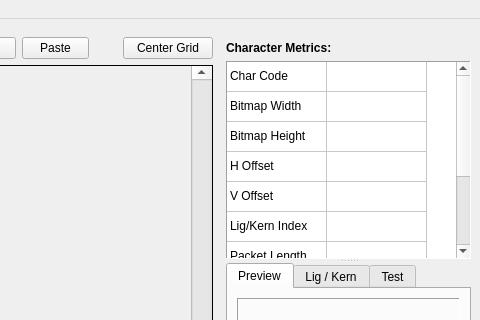
Qt form mainwindow.ui (turgu1/IBMFFontEditor) before a commit; both pictures show x 720 to 1200 and y 0 to 320 of the 1200 by 800 pixel window.
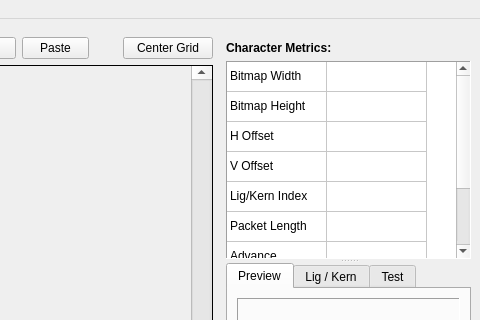
The same form after that commit. Custom widgets are drawn as their Qt base class.

The edit to the form file:
```diff
--- a/mainwindow.ui
+++ b/mainwindow.ui
@@ -861,7 +861,7 @@
              <enum>QFrame::Panel</enum>
             </property>
             <property name="rowCount">
-             <number>10</number>
+             <number>9</number>
             </property>
             <property name="columnCount">
              <number>2</number>
@@ -881,7 +881,6 @@
             <row/>
             <row/>
             <row/>
-            <row/>
             <column>
              <property name="text">
               <string>Label</string>
@@ -900,50 +899,45 @@
             </column>
             <item row="0" column="0">
              <property name="text">
-              <string>Char Code</string>
-             </property>
-            </item>
-            <item row="1" column="0">
-             <property name="text">
               <string>Bitmap Width</string>
              </property>
             </item>
-            <item row="2" column="0">
+            <item row="1" column="0">
              <property name="text">
               <string>Bitmap Height</string>
              </property>
             </item>
-            <item row="3" column="0">
+            <item row="2" column="0">
              <property name="text">
               <string>H Offset</string>
              </property>
             </item>
-            <item row="4" column="0">
+            <item row="3" column="0">
              <property name="text">
               <string>V Offset</string>
              </property>
             </item>
-            <item row="5" column="0">
+            <item row="4" column="0">
              <property name="text">
               <string>Lig/Kern Index</string>
              </property>
             </item>
-            <item row="6" column="0">
+            <item row="5" column="0">
              <property name="text">
               <string>Packet Length</string>
              </property>
             </item>
-            <item row="7" column="0">
+            <item row="6" column="0">
              <property name="text">
               <string>Advance</string>
              </property>
             </item>
-            <item row="8" column="0">
+            <item row="7" column="0">
              <property name="text">
               <string>Dyn F</string>
              </property>
             </item>
-            <item row="9" column="0">
+            <item row="8" column="0">
              <property name="text">
               <string>First is Black</string>
              </property>
```
